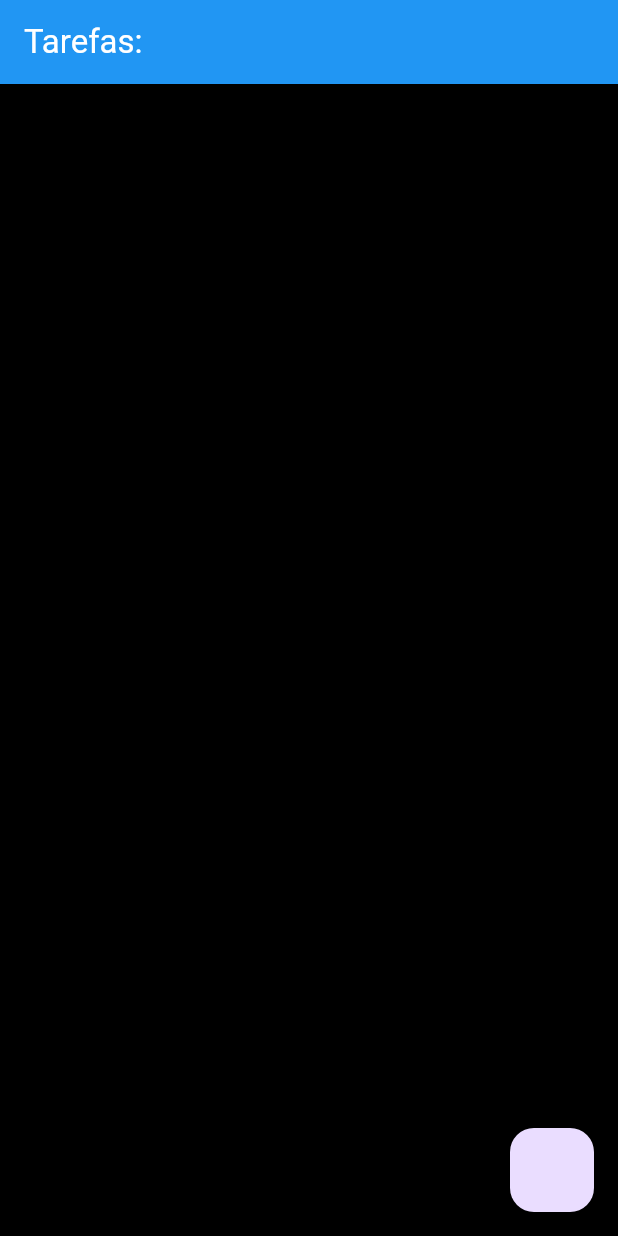
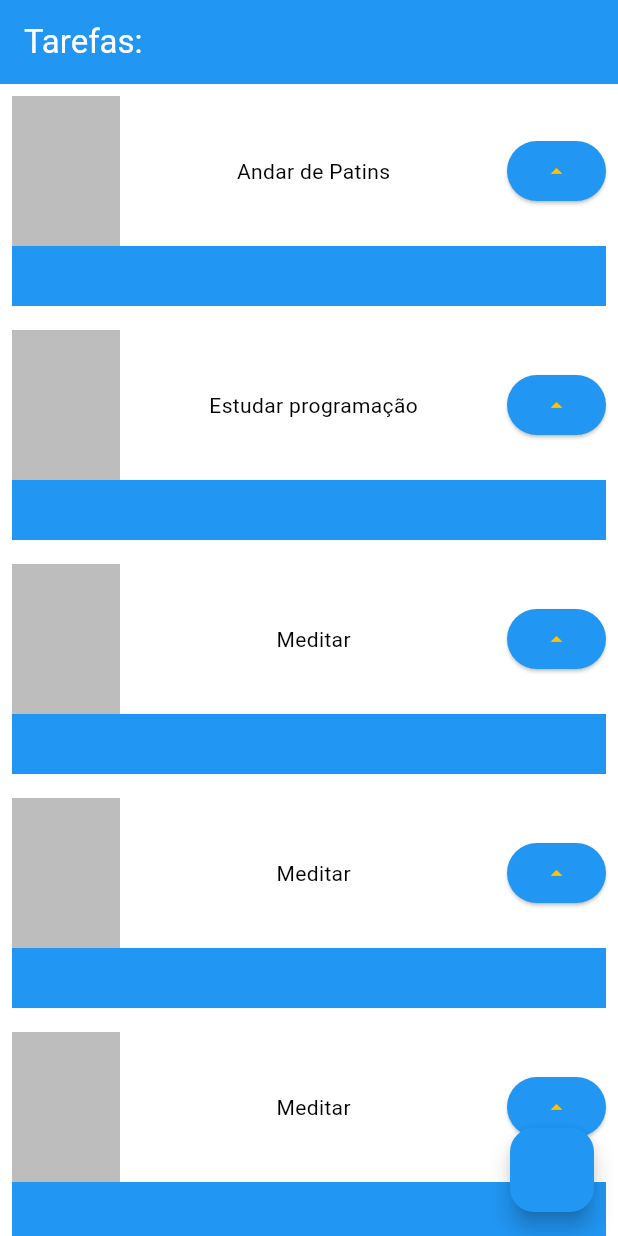
Before and after one commit to theotrin/first_flutter_project, a Flutter app: the screen it shows after launch, on a phone screen of 412 x 824 dp. Run offline on Flutter 3.47's test engine with Material 3 defaults, Android fonts, the phone set to English and light mode, and no system bars.

```diff
--- a/lib/main.dart
+++ b/lib/main.dart
@@ -14,19 +14,78 @@ class MyApp extends StatelessWidget {
       title: 'Flutter Demo',
       theme: ThemeData(
         primarySwatch: Colors.blue,
+        colorScheme: ColorScheme.fromSwatch(
+          primarySwatch: Colors.amber,
+        ).copyWith(
+          secondary: Colors.blue, // Cor de destaque
+        ),
+        elevatedButtonTheme: ElevatedButtonThemeData(
+          style: ElevatedButton.styleFrom(
+            backgroundColor: Colors.blue, // Cor do ElevatedButton
+          ),
+        ),
+        floatingActionButtonTheme: FloatingActionButtonThemeData(
+          backgroundColor: Colors.blue, // Cor do FloatingActionButton
+        ),
       ),
       home: Scaffold(
           appBar: AppBar(
             backgroundColor: Colors.blue,
             title: Text(
               'Tarefas:',
-            style: TextStyle(color: Colors.white),
+              style: TextStyle(color: Colors.white),
             ),
           ),
-          body: Container(color: Colors.black),
-          floatingActionButton: FloatingActionButton(onPressed: (){})
+          body: ListView(
+            children: [
+              Task('Andar de Patins'),
+              Task('Estudar programação'),
+              Task('Meditar'),
+              Task('Meditar'),
+              Task('Meditar'),
+              Task('Meditar'),
+              Task('Meditar'),
+              Task('Meditar'),
+              Task('Meditar'),
+              Task('Meditar'),
+              Task('Meditar'),
+              Task('Meditar'),
+              Task('Meditar'),
+              Task('Meditar'),
+            ],
           ),
-
+          floatingActionButton: FloatingActionButton(onPressed: () {})),
     );
   }
 }
+
+class Task extends StatelessWidget {
+  final String nome;
+  const Task(this.nome, {super.key});
+
+  @override
+  Widget build(BuildContext context) {
+    return Padding(
+        padding: const EdgeInsets.all(8.0),
+        child: Container(
+            child: Stack(children: [
+          Container(color: Colors.blue, height: 140),
+          Container(
+              color: Colors.white,
+              height: 100,
+              child: Row(
+                mainAxisAlignment: MainAxisAlignment.spaceBetween,
+                children: [
+                  Container(
+                    color: Colors.black26,
+                    width: 72,
+                    height: 100,
+                  ),
+                  Text(nome),
+                  ElevatedButton(
+                      onPressed: () {}, child: Icon(Icons.arrow_drop_up))
+                ],
+              )),
+        ])));
+  }
+}
```
